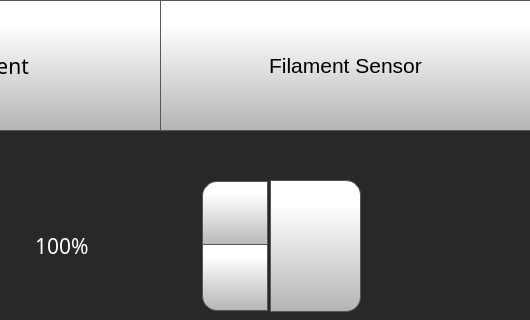
Before: the Qt Designer form octoprint_TwinDragon600TouchUI/mainGUI.ui in FracktalWorks/Twin-Dragon-600, drawn with Qt 5; both pictures show x 270 to 800 and y 0 to 320 of the 800 by 480 pixel window.
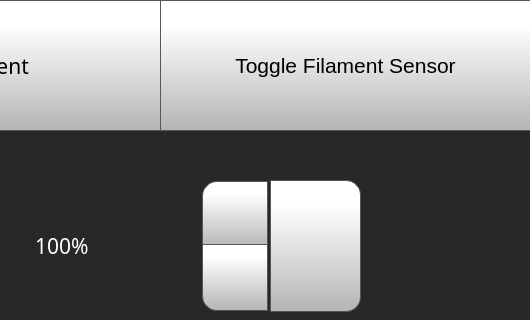
After: the same form once the commit is applied. The open tabs and pages were chosen to show the change. Icons and pictures are not drawn.

Commit message: Made changed for toggaling filament sensor

Diff of the .ui file:
```diff
--- a/octoprint_TwinDragon600TouchUI/mainGUI.ui
+++ b/octoprint_TwinDragon600TouchUI/mainGUI.ui
@@ -13140,7 +13140,7 @@
 }</string>
         </property>
         <property name="text">
-         <string>Filament Sensor</string>
+         <string>Toggle Filament Sensor</string>
         </property>
         <property name="icon">
          <iconset>
@@ -13153,10 +13153,10 @@
          </size>
         </property>
         <property name="checkable">
-         <bool>false</bool>
+         <bool>true</bool>
         </property>
         <property name="checked">
-         <bool>false</bool>
+         <bool>true</bool>
         </property>
         <property name="toolButtonStyle">
          <enum>Qt::ToolButtonTextUnderIcon</enum>
```
Left out of the diff: 4 changed lines with no effect on the pictures. The commit also changes 2 other files.
